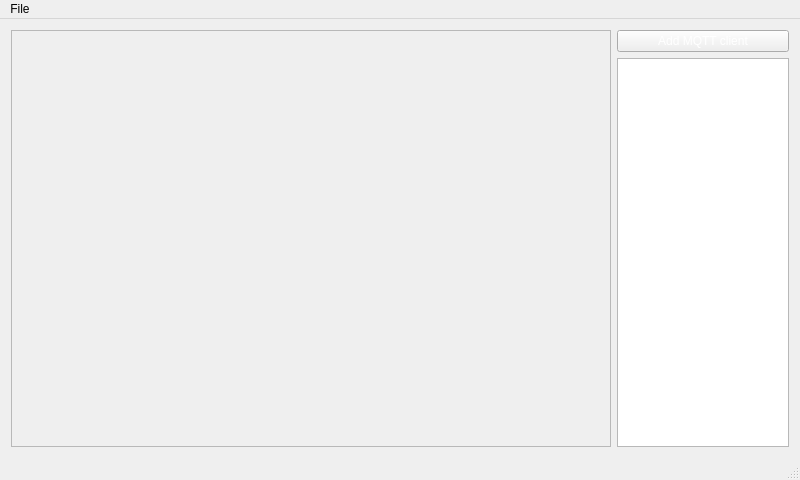
Above: src/mainwindow.ui from bogspin/rpi-telemetry before the change. Below: the same form after it.
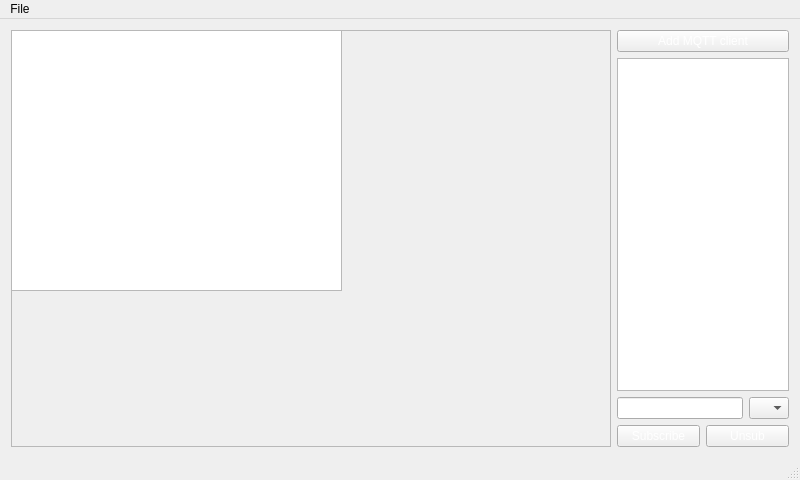
That is the form after the change.

Commit message: Subscribe to a client's topic and display the payload

What changed in the file:
```diff
--- a/src/mainwindow.ui
+++ b/src/mainwindow.ui
@@ -41,6 +41,19 @@
       <property name="frameShadow">
        <enum>QFrame::Raised</enum>
       </property>
+      <widget class="QListWidget" name="listWidget">
+       <property name="geometry">
+        <rect>
+         <x>0</x>
+         <y>0</y>
+         <width>331</width>
+         <height>261</height>
+        </rect>
+       </property>
+       <property name="styleSheet">
+        <string notr="true">color: rgb(255, 255, 255);</string>
+       </property>
+      </widget>
      </widget>
     </item>
     <item row="0" column="1">
@@ -62,6 +75,63 @@
         </property>
        </widget>
       </item>
+      <item>
+       <layout class="QHBoxLayout" name="horizontalLayout_2">
+        <property name="topMargin">
+         <number>0</number>
+        </property>
+        <item>
+         <widget class="QLineEdit" name="topicEdit">
+          <property name="styleSheet">
+           <string notr="true">color: rgb(255, 255, 255);</string>
+          </property>
+          <property name="placeholderText">
+           <string>topic</string>
+          </property>
+         </widget>
+        </item>
+        <item>
+         <widget class="QComboBox" name="comboQoS">
+          <property name="maximumSize">
+           <size>
+            <width>40</width>
+            <height>16777215</height>
+           </size>
+          </property>
+          <property name="currentText">
+           <string/>
+          </property>
+          <property name="placeholderText">
+           <string>QoS</string>
+          </property>
+         </widget>
+        </item>
+       </layout>
+      </item>
+      <item>
+       <layout class="QHBoxLayout" name="horizontalLayout">
+        <item>
+         <widget class="QPushButton" name="subscribeButton">
+          <property name="styleSheet">
+           <string notr="true">color: rgb(255, 255, 255);</string>
+          </property>
+          <property name="text">
+           <string>Subscribe</string>
+          </property>
+         </widget>
+        </item>
+        <item>
+         <widget class="QPushButton" name="unsubscribeButton">
+          <property name="styleSheet">
+           <string notr="true">color: rgb(255, 255, 255);</string>
+          </property>
+          <property name="text">
+           <string>Unsub</string>
+          </property>
+         </widget>
+        </item>
+       </layout>
+      </item>
      </layout>
     </item>
    </layout>
```
The commit also changes 5 other files.
